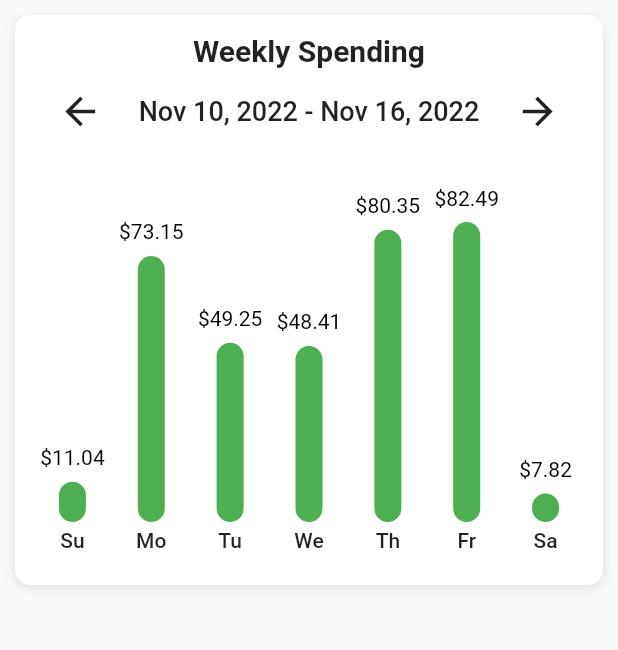
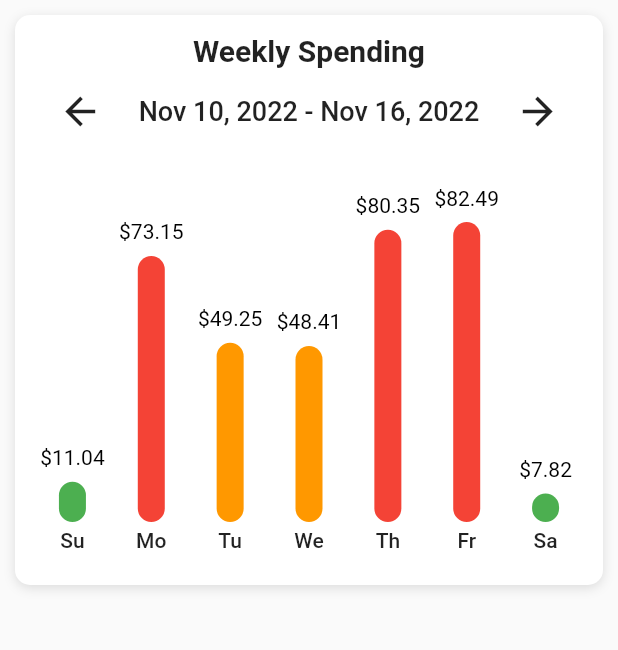
Before and after one commit to hashemsh/flutter_exercises, a Flutter app: the screen it shows after launch, on a phone screen of 412 x 824 dp, the part 150-800 px from its top. Run offline on Flutter 3.47's test engine with Material 2 defaults, Android fonts, the light colour scheme and no system bars; drawn by our look-alikes of fl_chart.

Commit message:
fix color expression for each day barRods

```diff
--- a/budget_sample_ui/lib/widgets/my_bar_chart.dart
+++ b/budget_sample_ui/lib/widgets/my_bar_chart.dart
@@ -66,7 +66,8 @@ class _BarChart extends StatelessWidget {
             barRods: [
               BarChartRodData(
                 toY: item.value.toDouble(),
-                color: Colors.green,
+                color: colorExpression(item.value
+                    .toInt()), // for Show color of high or low Spending for each day
                 width: 18.0,
               )
             ],
@@ -77,6 +78,16 @@ class _BarChart extends StatelessWidget {
         alignment: BarChartAlignment.spaceAround,
       ),
     );
+  }
+}
+
+MaterialColor colorExpression(int item) {
+  if (item > 60) {
+    return Colors.red;
+  } else if (item < 60 && item > 40) {
+    return Colors.orange;
+  } else {
+    return Colors.green;
   }
 }
 
--- a/budget_sample_ui/lib/widgets/weekly_spending.dart
+++ b/budget_sample_ui/lib/widgets/weekly_spending.dart
@@ -41,10 +41,10 @@ class WeeklySpending extends StatelessWidget {
               ),
             ],
           ),
-          SizedBox(
+          const SizedBox(
             height: 50.0,
           ),
-          MyBarChart()
+          const MyBarChart()
         ],
       ),
     );
```
